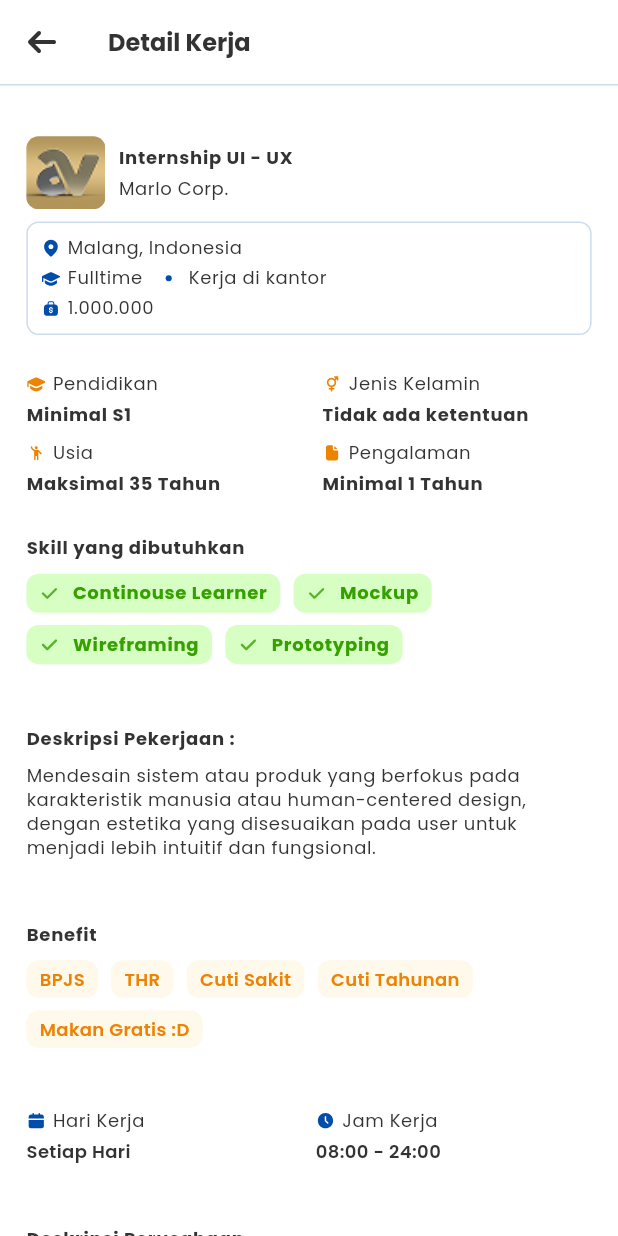
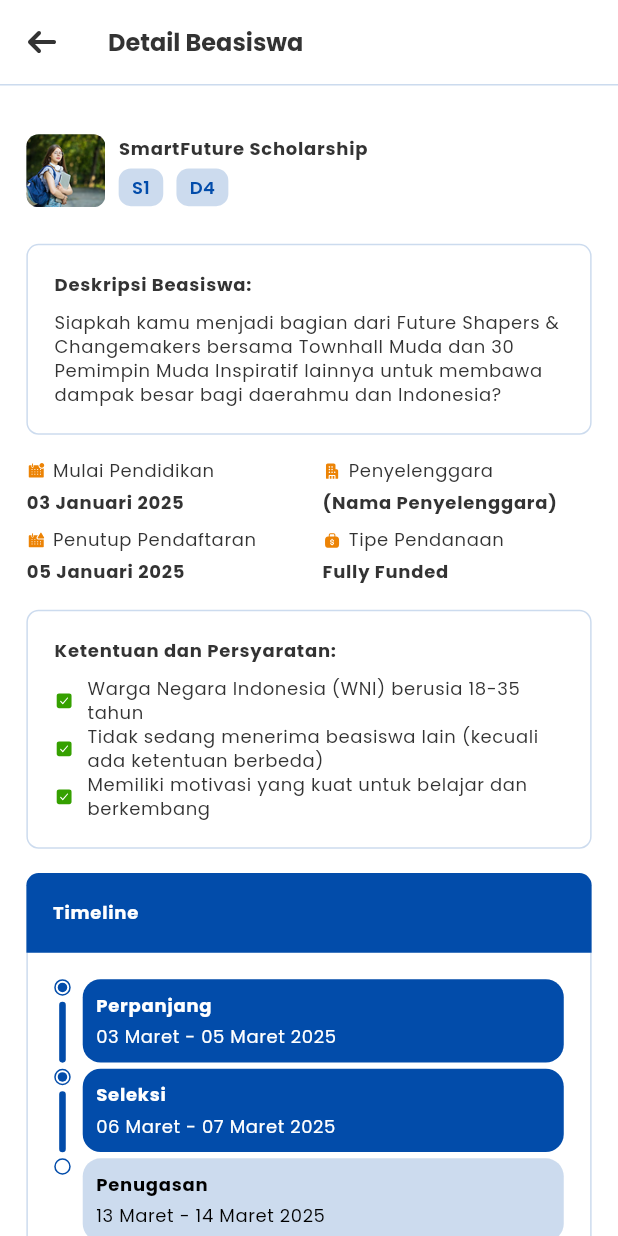
Before and after one commit to Niebll/myCareer, a Flutter app: the screen it shows after launch, on a phone screen of 412 x 824 dp. Run offline on Flutter 3.47's test engine with Material 3 defaults, Android fonts, the light colour scheme and no system bars; our stand-ins replace dotted_border, dropdown_button2, file_picker, flutter_bloc, flutter_screenutil, flutter_svg and 4 more.

Commit message:
[NR] feat : push scholar feats

```diff
--- /dev/null
+++ b/lib/features/scholar/view/page/scholar.dart
@@ -0,0 +1,77 @@
+import 'package:flutter/material.dart';
+import 'package:flutter_screenutil/flutter_screenutil.dart';
+import 'package:flutter_svg/svg.dart';
+import 'package:mycareer_new/core/custom_widgets/custom_app_bar_widget.dart';
+import 'package:mycareer_new/core/custom_widgets/custom_search_field_widget.dart';
+import 'package:mycareer_new/features/scholar/view/widgets/scholar_card_widget.dart';
+
+import '../../../../core/theme/color_value.dart';
+
+class ScholarPage extends StatefulWidget {
+  const ScholarPage({Key? key}) : super(key: key);
+
+  @override
+  State<ScholarPage> createState() => _ScholarPageState();
+}
+
+class _ScholarPageState extends State<ScholarPage> {
+  @override
+  Widget build(BuildContext context) {
+    TextTheme textTheme = TextTheme.of(context);
+    return Scaffold(
+      appBar: CustomAppBarWidget(title: "Scholar"),
+      body: Padding(
+        padding: EdgeInsets.symmetric(horizontal: 16.w),
+        child: Column(
+          children: [
+            SizedBox(height: 16.h),
+            CustomSearchFieldWidget(
+              hint: "Cari Beasiswa...",
+              textEditingController: TextEditingController(),
+            ),
+            SizedBox(height: 16.h),
+            Row(
+              mainAxisAlignment: MainAxisAlignment.end,
+              children: [
+                Container(
+                  padding: EdgeInsets.all(4.w),
+                  decoration: BoxDecoration(
+                    border: Border.all(color: ColorValue.primary90Color),
+                    borderRadius: BorderRadius.circular(8.r),
+                  ),
+                  child: Row(
+                    mainAxisSize: MainAxisSize.min,
+                    children: [
+                      Text(
+                        "Filter",
+                        style: Theme.of(
+                          context,
+                        ).textTheme.bodySmall!.copyWith(color: Colors.black),
+                      ),
+                      SizedBox(width: 8.w),
+                      SvgPicture.asset(
+                        "assets/icons/card_filter.svg",
+                        height: 16.h,
+                        width: 16.w,
+                        color: ColorValue.primary90Color,
+                      ),
+                    ],
+                  ),
+                ),
+              ],
+            ),
+            SizedBox(height: 16.h,),
+
+            ListView.builder(
+              shrinkWrap: true,
+              itemCount: 4,
+              physics: NeverScrollableScrollPhysics(),
+              itemBuilder: (context, index) {
+              return ScholarCardWidget();
+            },)
+          ],
+        ),
+      ),
+    );
+  }
+}
--- /dev/null
+++ b/lib/features/scholar/view/page/scholar_detail.dart
@@ -0,0 +1,320 @@
+import 'package:flutter/material.dart';
+import 'package:flutter_screenutil/flutter_screenutil.dart';
+import 'package:flutter_svg/svg.dart';
+import 'package:mycareer_new/core/custom_widgets/custom_app_bar_widget.dart';
+import 'package:mycareer_new/core/custom_widgets/custom_button_widget.dart';
+import 'package:mycareer_new/core/custom_widgets/custom_text_bar_widget.dart';
+import 'package:mycareer_new/core/custom_widgets/custom_tips_card_widget.dart';
+import 'package:mycareer_new/core/theme/color_value.dart';
+import 'package:mycareer_new/features/scholar/view/widgets/timeline_widget.dart';
+
+import '../widgets/timeline_step.dart';
+
+class ScholarDetailPage extends StatefulWidget {
+  const ScholarDetailPage({super.key});
+
+  @override
+  State<ScholarDetailPage> createState() => _ScholarDetailPageState();
+}
+
+class _ScholarDetailPageState extends State<ScholarDetailPage> {
+  List<String> listMinimum = ["S1", "D4"];
+  List<String> listTermsAndCons = [
+    "Warga Negara Indonesia (WNI) berusia 18-35 tahun",
+    "Tidak sedang menerima beasiswa lain (kecuali ada ketentuan berbeda)",
+    "Memiliki motivasi yang kuat untuk belajar dan berkembang",
+  ];
+
+  @override
+  Widget build(BuildContext context) {
+    return Scaffold(
+      appBar: CustomAppBarWidget(title: "Detail Beasiswa"),
+      body: SingleChildScrollView(
+        child: Padding(
+          padding: EdgeInsets.symmetric(horizontal: 16.w),
+          child: Column(
+            children: [
+              SizedBox(height: 32.h),
+              _buildHeadContent(),
+              SizedBox(height: 24.h),
+              _buildDescScholar(),
+              SizedBox(height: 16.h),
+              _buildStatusContent(),
+              SizedBox(height: 16.h),
+              _buildTermsAndCons(),
+              SizedBox(height: 16.h),
+              _buildTimelineContent(),
+              SizedBox(height: 16.h),
+              CustomTipsCardWidget(
+                text:
+                    "Tips : Jika kamu klik “Daftar” kamu akan langsung dialihkan menuju link perusahaan terkait untuk melanjutkan proses lamar kerja",
+              ),
+              SizedBox(height: 32.h),
+              CustomButtonWidget(label: "Daftar", onPressed: () {}, isUnderLine: true,),
+              SizedBox(height: 16.h,)
+            ],
+          ),
+        ),
+      ),
+    );
+  }
+
+  Widget _buildHeadContent() {
+    TextTheme textTheme = TextTheme.of(context);
+    return Row(
+      children: [
+        Container(
+          height: 48.h,
+          width: 48.w,
+          clipBehavior: Clip.antiAlias,
+          decoration: BoxDecoration(borderRadius: BorderRadius.circular(8.r)),
+          child: Image.asset(
+            "assets/images/scholar/scholar.png",
+            height: 48.h,
+            width: 48.w,
+            fit: BoxFit.cover,
+          ),
+        ),
+        SizedBox(width: 8.w),
+        Column(
+          crossAxisAlignment: CrossAxisAlignment.start,
+          children: [
+            Text("SmartFuture Scholarship", style: textTheme.bodyLarge),
+            SizedBox(height: 4.h),
+            Row(
+              children: List.generate(
+                2,
+                (index) => Row(
+                  children: [
+                    CustomTextBarWidget(
+                      text: listMinimum[index],
+                      textColor: ColorValue.primary90Color,
+                      containerColor: ColorValue.primary20Color,
+                    ),
+                    SizedBox(width: 8.w),
+                  ],
+                ),
+              ),
+            ),
+          ],
+        ),
+      ],
+    );
+  }
+
+  Widget _buildTermsAndCons() {
+    TextTheme textTheme = TextTheme.of(context);
+    return Container(
+      padding: EdgeInsets.all(16.w),
+      width: MediaQuery.of(context).size.width,
+      decoration: BoxDecoration(
+        border: Border.all(color: ColorValue.primary20Color),
+        borderRadius: BorderRadius.circular(8.r),
+      ),
+      child: Column(
+        crossAxisAlignment: CrossAxisAlignment.start,
+        children: [
+          Text("Ketentuan dan Persyaratan:", style: textTheme.bodyLarge),
+          SizedBox(height: 8.h),
+          Column(
+            children: List.generate(
+              3,
+              (index) => Row(
+                children: [
+                  SvgPicture.asset(
+                    "assets/icons/checkbox.svg",
+                    height: 12.h,
+                    width: 12.w,
+                  ),
+                  SizedBox(width: 8.w),
+                  SizedBox(
+                    width: 288.w,
+                    child: Text(
+                      listTermsAndCons[index],
+                      style: textTheme.bodySmall,
+                    ),
+                  ),
+                ],
+              ),
+            ),
+          ),
+        ],
+      ),
+    );
+  }
+
+  Widget _buildDescScholar() {
+    TextTheme textTheme = TextTheme.of(context);
+
+    return Container(
+      padding: EdgeInsets.all(16.w),
+      decoration: BoxDecoration(
+        borderRadius: BorderRadius.circular(8.r),
+        border: Border.all(color: ColorValue.primary20Color),
+      ),
+      child: Column(
+        crossAxisAlignment: CrossAxisAlignment.start,
+        children: [
+          Text("Deskripsi Beasiswa:", style: textTheme.bodyLarge),
+          SizedBox(height: 8.h),
+          Text(
+            "Siapkah kamu menjadi bagian dari Future Shapers & Changemakers bersama Townhall Muda dan 30 Pemimpin Muda Inspiratif lainnya untuk membawa dampak besar bagi daerahmu dan Indonesia?",
+            style: textTheme.bodySmall,
+          ),
+        ],
+      ),
+    );
+  }
+
+  Widget _buildTimelineContent() {
+    TextTheme textTheme = TextTheme.of(context);
+    return Column(
+      children: [
+        Container(
+          padding: EdgeInsets.all(16.w),
+          width: double.infinity,
+          decoration: BoxDecoration(
+            color: ColorValue.primary90Color,
+            borderRadius: BorderRadius.only(
+              topRight: Radius.circular(8.r),
+              topLeft: Radius.circular(8.r),
+            ),
+          ),
+          child: Text(
+            "Timeline",
+            style: textTheme.bodyLarge!.copyWith(color: Colors.white),
+          ),
+        ),
+        Container(
+          padding: EdgeInsets.all(16.w),
+          width: double.infinity,
+          decoration: BoxDecoration(
+            border: Border(
+              left: BorderSide(color: ColorValue.primary20Color),
+              // Border kiri
+              right: BorderSide(color: ColorValue.primary20Color),
+              // Border kanan
+              bottom: BorderSide(
+                color: ColorValue.primary20Color,
+              ), // Border bawah
+            ),
+            borderRadius: BorderRadius.only(
+              bottomRight: Radius.circular(8.r),
+              bottomLeft: Radius.circular(8.r),
+            ),
+          ),
+          child: Column(
+            children: [
+              // Timeline.builder(
+              //   physics: NeverScrollableScrollPhysics(),
+              //   context: context,
+              //   properties: TimelineProperties(
+              //     lineColor: Colors.blue,
+              //     iconAlignment: MarkerIconAlignment.center,
+              //     iconSize: 12.h,
+              //     timelinePosition: TimelinePosition.start,
+              //   ),
+              //   markerCount: steps.length,
+              //
+              //   markerBuilder:
+              //       (context, index) => Marker(
+              //         child: Text(
+              //           "Step ${index + 1} asdsa oda dsap ask d;ad a;ksd sa; saksakd ;a kda \n \n asoda dka ad as ",
+              //         ),
+              //         icon: index >= 2 ? emptyIcon : checkIcon,
+              //         position: MarkerPosition.left,
+              //       ),
+              // ),
+              TimelineWidget(),
+            ],
+          ),
+        ),
+      ],
+    );
+  }
+
+  Widget _buildStatusContent() {
+    TextTheme textTheme = TextTheme.of(context);
+    return Row(
+      mainAxisAlignment: MainAxisAlignment.spaceBetween,
+      children: [
+        Container(
+          width: MediaQuery.of(context).size.width / 2 - 8.w,
+          decoration: BoxDecoration(),
+          child: Column(
+            crossAxisAlignment: CrossAxisAlignment.start,
+            children: [
+              Row(
+                children: [
+                  SvgPicture.asset(
+                    "assets/icons/card_start_date.svg",
+                    color: ColorValue.secondary90Color,
+                    width: 12.w,
+                    height: 12.h,
+                  ),
+                  SizedBox(width: 4.w),
+                  Text("Mulai Pendidikan", style: textTheme.bodySmall),
+                ],
+              ),
+              SizedBox(height: 4.h),
+              Text("03 Januari 2025", style: textTheme.bodyLarge),
+              SizedBox(height: 8.h),
+              Row(
+                children: [
+                  SvgPicture.asset(
+                    "assets/icons/card_end_date.svg",
+                    color: ColorValue.secondary90Color,
+                    width: 12.w,
+                    height: 12.h,
+                  ),
+                  SizedBox(width: 4.w),
+                  Text("Penutup Pendaftaran", style: textTheme.bodySmall),
+                ],
+              ),
+              SizedBox(height: 4.h),
+              Text("05 Januari 2025", style: textTheme.bodyLarge),
+            ],
+          ),
+        ),
+        Container(
+          width: MediaQuery.of(context).size.width / 2 - 24.w,
+          decoration: BoxDecoration(),
+          child: Column(
+            crossAxisAlignment: CrossAxisAlignment.start,
+            children: [
+              Row(
+                children: [
+                  SvgPicture.asset(
+                    "assets/icons/form_building_filled.svg",
+                    color: ColorValue.secondary90Color,
+                    width: 12.w,
+                    height: 12.h,
+                  ),
+                  SizedBox(width: 4.w),
+                  Text("Penyelenggara", style: textTheme.bodySmall),
+                ],
+              ),
+              SizedBox(height: 4.h),
+              Text("(Nama Penyelenggara)", style: textTheme.bodyLarge),
+              SizedBox(height: 8.h),
+              Row(
+                children: [
+                  SvgPicture.asset(
+                    "assets/icons/card_money_bag.svg",
+                    color: ColorValue.secondary90Color,
+                    width: 12.w,
+                    height: 12.h,
+                  ),
+                  SizedBox(width: 4.w),
+                  Text("Tipe Pendanaan", style: textTheme.bodySmall),
+                ],
+              ),
+              SizedBox(height: 4.h),
+              Text("Fully Funded", style: textTheme.bodyLarge),
+            ],
+          ),
+        ),
+      ],
+    );
+  }
+}
--- /dev/null
+++ b/lib/features/scholar/view/widgets/scholar_card_widget.dart
@@ -0,0 +1,71 @@
+import 'package:flutter/material.dart';
+import 'package:flutter_screenutil/flutter_screenutil.dart';
+import 'package:flutter_svg/flutter_svg.dart';
+import 'package:mycareer_new/core/custom_widgets/custom_text_bar_widget.dart';
+import 'package:mycareer_new/core/theme/color_value.dart';
+
+class ScholarCardWidget extends StatelessWidget {
+  const ScholarCardWidget({super.key});
+
+  @override
+  Widget build(BuildContext context) {
+    TextTheme textTheme = TextTheme.of(context);
+    return Container(
+      margin: EdgeInsets.only(bottom: 16.h),
+      padding: EdgeInsets.all(16.w),
+      decoration: BoxDecoration(
+        borderRadius: BorderRadius.circular(8.r),
+        border: Border.all(color: ColorValue.primary20Color),
+      ),
+      child: Row(
+        crossAxisAlignment: CrossAxisAlignment.start,
+        children: [
+          Container(
+            decoration: BoxDecoration(
+              borderRadius: BorderRadius.circular(8.r),
+              border: Border.all(color: ColorValue.primary20Color),
+            ),
+            clipBehavior: Clip.antiAlias,
+            child: Image.asset(
+              "assets/images/scholar/scholar.png",
+              fit: BoxFit.cover,
+            ),
+          ),
+          SizedBox(width: 16.w),
+          Column(
+            crossAxisAlignment: CrossAxisAlignment.start,
+            children: [
+              Text("Beasiswa Cemerlang", style: textTheme.bodyLarge),
+              SizedBox(height: 4.h),
+              Row(
+                children: [
+                  SvgPicture.asset("assets/icons/card_start_date.svg"),
+                  SizedBox(width: 4.w),
+                  Text("Mulai : 03 Maret 2025", style: textTheme.bodySmall),
+                ],
+              ),
+              SizedBox(height: 4.h),
+              Row(
+                children: [
+                  SvgPicture.asset("assets/icons/card_end_date.svg"),
+                  SizedBox(width: 4.w),
+                  Text("Mulai : 03 Febuari 2028", style: textTheme.bodySmall),
+                ],
+              ),
+              SizedBox(height: 8.h,),
+              Row(
+                children: [
+                  CustomTextBarWidget(text: "S1", textColor: ColorValue.primary90Color, containerColor: ColorValue.primary20Color),
+                  SizedBox(width: 8.w,),
+                  CustomTextBarWidget(text: "D4", textColor: ColorValue.primary90Color, containerColor: ColorValue.primary20Color),
+                  SizedBox(width: 8.w,),
+                  CustomTextBarWidget(text: "Luar Negeri", textColor: ColorValue.greenHueColor, containerColor: ColorValue.greenTintColor),
+                ],
+              )
+            ],
+          ),
+        ],
+      ),
+    );
+  }
+}
--- /dev/null
+++ b/lib/features/scholar/view/widgets/timeline_step.dart
@@ -0,0 +1,8 @@
+import 'dart:ui';
+
+class TimelineStep {
+  final String title;
+  final String date;
+
+  TimelineStep(this.title, this.date);
+}
--- /dev/null
+++ b/lib/features/scholar/view/widgets/timeline_widget.dart
@@ -0,0 +1,133 @@
+import 'package:flutter/material.dart';
+import 'package:flutter_screenutil/flutter_screenutil.dart';
+import 'package:mycareer_new/core/theme/color_value.dart';
+import 'package:mycareer_new/features/scholar/view/widgets/timeline_step.dart';
+
+class TimelineWidget extends StatelessWidget {
+  final List<TimelineStep> steps = [
+    TimelineStep(
+      "Perpanjang",
+      "03 Maret - 05 Maret 2025",
+    ),
+    TimelineStep(
+      "Seleksi",
+      "06 Maret - 07 Maret 2025",
+    ),
+    TimelineStep(
+      "Penugasan",
+      "13 Maret - 14 Maret 2025",
+    ),
+  ];
+
+  TimelineWidget({super.key});
+
+  @override
+  Widget build(BuildContext context) {
+    return ListView.builder(
+      itemCount: steps.length,
+      shrinkWrap: true,
+      physics: NeverScrollableScrollPhysics(),
+      itemBuilder: (context, index) {
+        return TimelineTile(
+          lastActive: 2,
+          index: index,
+          step: steps[index],
+          isFirst: index == 0,
+          isLast: index == steps.length - 1,
+        );
+      },
+    );
+  }
+}
+
+class TimelineTile extends StatelessWidget {
+  final int index;
+  final TimelineStep step;
+  final bool isFirst;
+  final bool isLast;
+  final int lastActive;
+
+  const TimelineTile({
+    super.key,
+    required this.step,
+    required this.lastActive,
+    this.isFirst = false,
+    this.isLast = false, required this.index,
+  });
+
+  @override
+  Widget build(BuildContext context) {
+    TextTheme textTheme = TextTheme.of(context);
+    return Row(
+      crossAxisAlignment: CrossAxisAlignment.start,
+      children: [
+        Column(
+          children: [
+            Container(
+              width: 10.w,
+              height: 10.w,
+              padding: EdgeInsets.all(1.2.w),
+              decoration: BoxDecoration(
+                shape: BoxShape.circle,
+                border: Border.all(color: ColorValue.primary90Color),
+              ),
+              child:
+              // logika jika index bukan angka kurang dari lastActive
+              index <= lastActive - 1
+                      ? Container(
+                        decoration: BoxDecoration(
+                          shape: BoxShape.circle,
+                          color: ColorValue.primary90Color,
+                        ),
+                      )
+                      : SizedBox(),
+            ),
+            SizedBox(height: 4.h),
+            if (!isLast)
+              Container(
+                width: 4.w,
+                height: 40.h,
+                decoration: BoxDecoration(
+                  color: ColorValue.primary90Color,
+                  borderRadius: BorderRadius.circular(8.r),
+                ),
+              ),
+            SizedBox(height: 4.h),
+          ],
+        ),
+        SizedBox(width: 8),
+        Expanded(
+          child: Container(
+            margin: EdgeInsets.only(bottom: 4.h),
+            padding: EdgeInsets.all(8.w),
+            decoration: BoxDecoration(
+              color:               index <= lastActive - 1
+                  ? ColorValue.primary90Color : ColorValue.primary20Color,
+              borderRadius: BorderRadius.circular(12),
+            ),
+            child: Column(
+              crossAxisAlignment: CrossAxisAlignment.start,
+              children: [
+                Text(
+                  step.title,
+                  style: textTheme.bodyLarge!.copyWith(
+                    color:               index <= lastActive - 1
+                        ? Colors.white : Colors.black,
+                  ),
+                ),
+                SizedBox(height: 4),
+                Text(
+                  step.date,
+                  style: textTheme.bodySmall!.copyWith(
+                    color:               index <= lastActive - 1
+                        ? Colors.white : Colors.black,
+                  ),
+                ),
+              ],
+            ),
+          ),
+        ),
+      ],
+    );
+  }
+}
--- a/lib/main.dart
+++ b/lib/main.dart
@@ -6,6 +6,8 @@ import 'package:mycareer_new/core/nav/nav.dart';
 import 'package:mycareer_new/features/job_pulse/page/job_pulse.dart';
 import 'package:mycareer_new/features/job_pulse/page/job_pulse_detail.dart';
 import 'package:mycareer_new/features/on_boarding/page/on_boarding.dart';
+import 'package:mycareer_new/features/scholar/view/page/scholar.dart';
+import 'package:mycareer_new/features/scholar/view/page/scholar_detail.dart';
 import 'package:mycareer_new/features/skill_quest/view/page/bootcamp_detail.dart';
 import 'package:mycareer_new/features/skill_quest/view/page/skill_quest.dart';
 import 'package:mycareer_new/features/skill_quest/view/widget/bootcamp.dart';
@@ -47,7 +49,7 @@ class MyApp extends StatelessWidget {
           home: child,
         );
       },
-      child: JobPulseDetailPage(),
+      child: ScholarDetailPage(),
     );
   }
 }
--- a/pubspec.yaml
+++ b/pubspec.yaml
@@ -81,6 +81,7 @@ flutter:
      - assets/images/skill_quest/
      - assets/images/home/
      - assets/images/job_pulse/
+     - assets/images/scholar/
 
   #   - images/a_dot_ham.jpeg
 
```
Also changed, not shown: assets/icons/card_end_date.svg (added), assets/icons/card_start_date.svg (added), assets/icons/checkbox.svg (added), assets/icons/form_building_filled.svg (added), assets/images/scholar/scholar.png (added).
